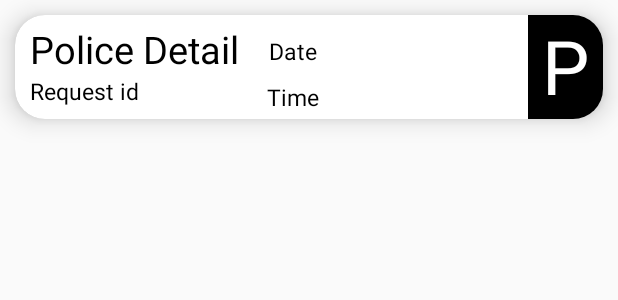
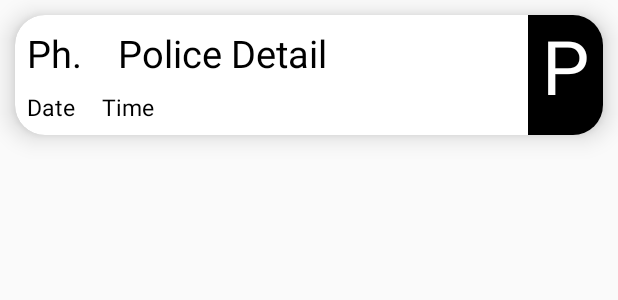
Before and after one commit to Priyanshu-2001/Mr_Guard, an Android app: the layout single_rcv_request.xml on its own in the app's theme, with its tools: preview values and no code run, on a phone screen of 412 x 824 dp. Shown: the top 300 px of the screen. Run offline under Robolectric (Android 15) with nearby library versions, the phone set to English and light mode, and no system bars; network calls fail.

Commit message:
layout changes

```diff
--- a/app/src/main/res/layout/police_request_details.xml
+++ b/app/src/main/res/layout/police_request_details.xml
@@ -95,6 +95,7 @@
                     android:layout_width="wrap_content"
                     android:layout_height="wrap_content"
                     android:layout_marginEnd="16dp"
+                    android:textColor="#808080"
                     tools:text="Profile"
                     android:textSize="20sp"
                     app:layout_constraintBottom_toBottomOf="@+id/label_police_profile"
@@ -121,6 +122,7 @@
                     android:layout_width="wrap_content"
                     android:layout_height="wrap_content"
                     android:layout_marginEnd="16dp"
+                    android:textColor="#808080"
                     tools:text="Loc here"
                     android:textSize="20sp"
                     app:layout_constraintBottom_toBottomOf="@+id/label_loc"
@@ -136,6 +138,7 @@
                     android:layout_height="wrap_content"
                     android:layout_marginEnd="16dp"
                     tools:text="P/O/C"
+                    android:textColor="#808080"
                     android:textSize="20sp"
                     app:layout_constraintBottom_toBottomOf="@+id/label_status"
                     app:layout_constraintEnd_toEndOf="parent"
@@ -169,6 +172,7 @@
                     android:layout_marginEnd="16dp"
                     android:text="date"
                     android:textSize="20sp"
+                    android:textColor="#808080"
                     app:layout_constraintBottom_toBottomOf="@+id/label_date_time"
                     app:layout_constraintEnd_toEndOf="parent"
                     app:layout_constraintTop_toTopOf="@+id/label_date_time" />                <TextView
@@ -197,6 +201,7 @@
                     android:layout_marginEnd="16dp"
                     app:layout_constraintBottom_toBottomOf="@+id/label_time"
                     android:textSize="20sp"
+                    android:textColor="#808080"
                     app:layout_constraintEnd_toEndOf="parent"
                     app:layout_constraintTop_toTopOf="@+id/label_time"
                     tools:text="time" />
@@ -218,6 +223,7 @@
                     android:layout_height="wrap_content"
                     android:layout_marginEnd="16dp"
                     android:textSize="20sp"
+                    android:textColor="#808080"
                     app:layout_constraintBottom_toBottomOf="@+id/reqID"
                     app:layout_constraintEnd_toEndOf="parent"
                     app:layout_constraintTop_toTopOf="@+id/reqID"
--- a/app/src/main/res/layout/single_rcv_request.xml
+++ b/app/src/main/res/layout/single_rcv_request.xml
@@ -24,41 +24,48 @@
         app:layout_constraintTop_toTopOf="parent">
 
         <androidx.constraintlayout.widget.ConstraintLayout
+            android:id="@+id/selector"
             android:layout_width="match_parent"
-            android:id="@+id/selector"
             android:layout_height="match_parent">
+
+            <TextView
+                android:id="@+id/textView5"
+                android:layout_width="wrap_content"
+                android:layout_height="wrap_content"
+                android:layout_marginStart="8dp"
+
+                android:layout_marginTop="8dp"
+                android:text="Ph."
+                android:textSize="25sp"
+                app:layout_constraintStart_toStartOf="parent"
+                app:layout_constraintTop_toTopOf="parent" />
+
 
             <TextView
                 android:id="@+id/police_detail"
                 android:layout_width="wrap_content"
                 android:layout_height="wrap_content"
-                android:paddingStart="10dp"
-                android:paddingTop="5dp"
-                tools:text="Police Detail"
-                android:textSize="25dp"
-                app:layout_constraintEnd_toStartOf="@+id/date_time"
-                app:layout_constraintHorizontal_bias="0.5"
-                app:layout_constraintHorizontal_chainStyle="spread_inside"
-                app:layout_constraintStart_toStartOf="parent"
+                android:layout_marginStart="24dp"
+                android:layout_marginTop="8dp"
+                android:textSize="25sp"
+                app:layout_constraintStart_toEndOf="@+id/textView5"
                 app:layout_constraintTop_toTopOf="parent"
-                tools:ignore="RtlSymmetry" />
-<!--            android:text="@{model.victim.phone}"-->
+                tools:ignore="RtlSymmetry"
+                tools:text="Police Detail" />
+            <!--            android:text="@{model.victim.phone}"-->
 
             <TextView
                 android:id="@+id/date_time"
                 android:layout_width="wrap_content"
                 android:layout_height="wrap_content"
-                android:layout_marginTop="8dp"
                 android:gravity="end"
-                android:paddingStart="20dp"
-                android:paddingTop="5dp"
-                android:paddingEnd="20dp"
-                android:layout_marginRight="15dp"
                 android:text="@{model.date}"
                 android:textSize="15dp"
-                app:layout_constraintEnd_toStartOf="@+id/textView5"
-                app:layout_constraintStart_toEndOf="@+id/police_detail"
-                app:layout_constraintTop_toTopOf="parent"
+                app:layout_constraintBottom_toBottomOf="parent"
+                app:layout_constraintEnd_toEndOf="@+id/police_detail"
+                app:layout_constraintHorizontal_bias="0.0"
+                app:layout_constraintStart_toStartOf="@+id/textView5"
+                app:layout_constraintTop_toBottomOf="@+id/police_detail"
                 tools:ignore="RtlSymmetry"
                 tools:text="Date" />
 
@@ -66,37 +73,24 @@
                 android:id="@+id/time"
                 android:layout_width="wrap_content"
                 android:layout_height="wrap_content"
+                android:layout_marginStart="8dp"
+                android:layout_marginBottom="8dp"
                 android:gravity="end"
-                android:paddingStart="20dp"
-                android:paddingTop="5dp"
+                android:paddingStart="10dp"
                 android:paddingEnd="20dp"
                 android:text="@{model.time}"
                 android:textSize="15dp"
                 app:layout_constraintBottom_toBottomOf="parent"
-                app:layout_constraintEnd_toEndOf="@+id/date_time"
-                app:layout_constraintStart_toStartOf="@+id/date_time"
-                app:layout_constraintTop_toBottomOf="@+id/date_time"
+                app:layout_constraintStart_toEndOf="@+id/date_time"
+                app:layout_constraintTop_toTopOf="@+id/date_time"
+                app:layout_constraintVertical_bias="0.0"
                 tools:ignore="RtlSymmetry"
                 tools:text="Time" />
 
             <TextView
-                android:id="@+id/request_id"
-                android:layout_width="wrap_content"
-                android:layout_height="wrap_content"
-                android:layout_marginBottom="8dp"
-                android:paddingStart="10dp"
-                android:text="@{model._id}"
-                android:textSize="15dp"
-                app:layout_constraintBottom_toBottomOf="parent"
-                app:layout_constraintStart_toStartOf="parent"
-                app:layout_constraintTop_toBottomOf="@+id/police_detail"
-                tools:ignore="RtlSymmetry"
-                tools:text="Request id" />
-
-            <TextView
                 android:id="@+id/status"
                 android:layout_width="50dp"
-                android:layout_height="0dp"
+                android:layout_height="80dp"
                 android:background="@color/black"
                 android:text="P"
                 android:textAlignment="center"
```
